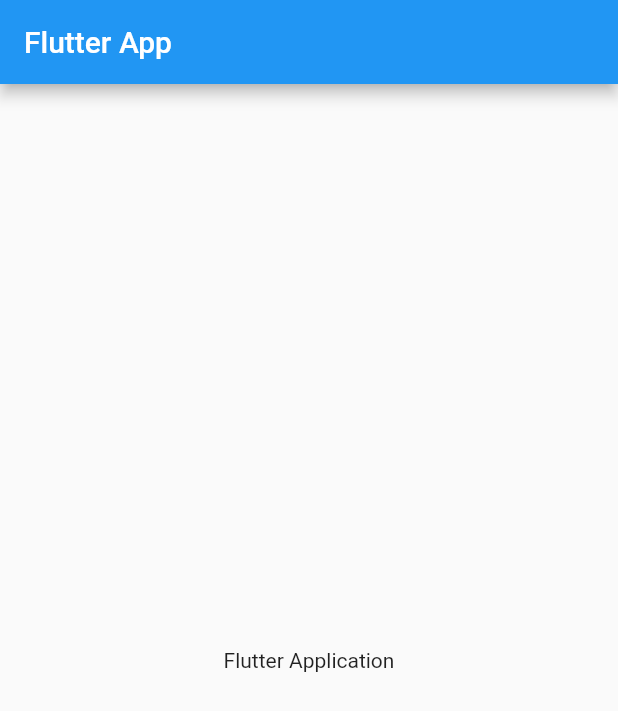
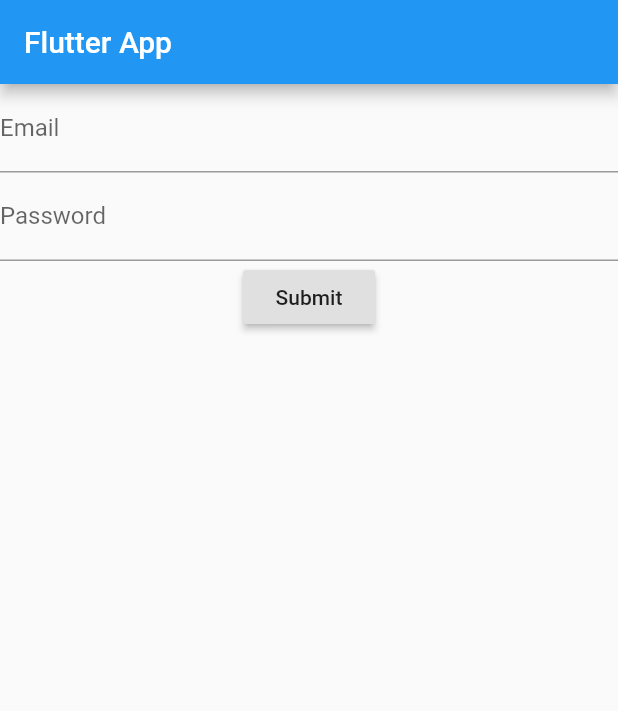
Before and after one commit to eliasvolkov/Flutter-course, a Flutter app: the screen it shows after launch, on a phone screen of 412 x 824 dp. Shown: the top 711 px of the screen. Run offline on Flutter 3.47's test engine with Material 2 defaults, Android fonts, the phone set to English and light mode, and no system bars.

Commit message:
[IV] - added base logic for login form

```diff
--- a/lib/main.dart
+++ b/lib/main.dart
@@ -1,4 +1,15 @@
 import 'package:flutter/material.dart';
 import 'app.dart';
+import 'screens/login_screen/login_screen.dart';
 
-void main() => runApp(App());
+void main() => runApp(MyApp());
+
+class MyApp extends StatelessWidget {
+  @override
+  Widget build(BuildContext context) {
+    return MaterialApp(
+      title: 'Flutter Demo',
+      home: LoginScreen(),
+    );
+  }
+}
--- /dev/null
+++ b/lib/screens/login_screen/login_screen.dart
@@ -0,0 +1,79 @@
+import 'package:flutter/material.dart';
+
+class LoginScreen extends StatefulWidget {
+  @override
+  _LoginScreenState createState() => _LoginScreenState();
+}
+
+class _LoginScreenState extends State<LoginScreen> {
+  final formKey = GlobalKey<FormState>();
+   String email;
+   String password;
+
+  @override
+  Widget build(BuildContext context) {
+    return Scaffold(
+      appBar: AppBar(
+        title: Text("Flutter App"),
+      ),
+      body: Container(
+        child: Form(
+          key: formKey,
+          child: Column(
+            children: [
+              emailField(),
+              passwordField(),
+              submitButton(),
+            ],
+          ),
+        ),
+      ),
+    );
+  }
+
+  Widget emailField() {
+    return TextFormField(
+      keyboardType: TextInputType.emailAddress,
+      decoration:
+          InputDecoration(labelText: 'Email', hintText: "example@mail.com"),
+      validator: (String value) {
+        if (!value.contains('@')) {
+          return 'Must contain @';
+        }
+        return null;
+      },
+      onSaved: (String value){
+        email = value;
+      },
+    );
+  }
+
+  Widget passwordField() {
+    return TextFormField(
+      decoration: InputDecoration(
+        labelText: 'Password',
+      ),
+      validator: (String value) {
+        if (value.length < 4) {
+          return 'At least 4 characters';
+        }
+        return null;
+      },
+      onSaved: (String value){
+        password = value;
+      },
+    );
+  }
+
+  Widget submitButton() {
+    return RaisedButton(
+      onPressed: () {
+        if(formKey.currentState.validate()){
+          formKey.currentState.save();
+        }
+        print("Email: $email; Password: $password;");
+      },
+      child: Text("Submit"),
+    );
+  }
+}
```
